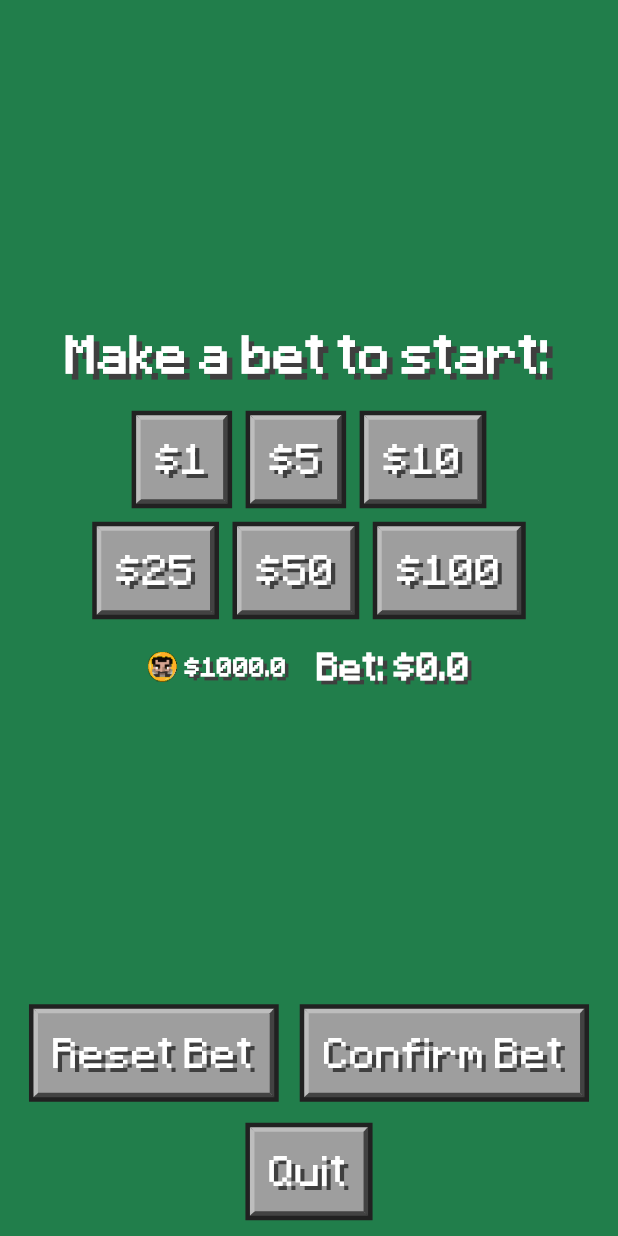
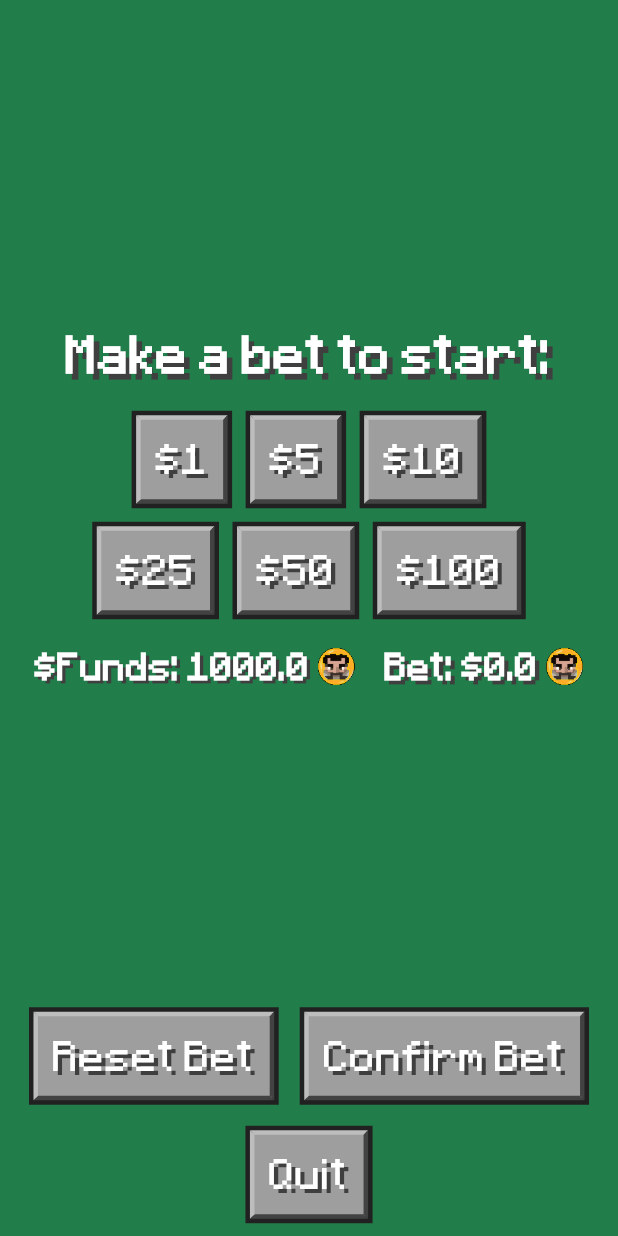
Before and after one commit to hdaren2/JackBlack, a Flutter app: the SinglePlayer screen opened directly, on a phone screen of 412 x 824 dp. Run offline on Flutter 3.47's test engine with Material 3 defaults, Android fonts, the phone set to English and light mode, and no system bars; our stand-ins replace supabase_flutter; missing offline and left inert: flutter_webrtc; accounts and stored records are empty.

```diff
--- a/jackblack/lib/single_player_game.dart
+++ b/jackblack/lib/single_player_game.dart
@@ -173,16 +173,11 @@ class _SinglePlayerState extends State<SinglePlayer> {
               children: [
                 Row(
                   children: [
-                    Image.asset(
-                      'assets/Screenshot 2025-04-23 at 4.03.13 PM-1.png.png',
-                      width: 20,
-                      height: 20,
-                    ),
-                    SizedBox(width: 5),
+
                     Text(
-                      "\$${player.funds}",
+                      "\$Funds: ${player.funds}",
                       style: TextStyle(
-                        fontSize: 14,
+                        fontSize: 20,
                         fontWeight: FontWeight.bold,
                         color: Colors.white,
                         fontFamily: 'Minecraft',
@@ -195,6 +190,12 @@ class _SinglePlayerState extends State<SinglePlayer> {
                         ],
                       ),
                     ),
+                    SizedBox(width: 5),
+                    Image.asset(
+                      'assets/Screenshot 2025-04-23 at 4.03.13 PM-1.png.png',
+                      width: 25,
+                      height: 25,
+                    ),
                   ],
                 ),
                 SizedBox(width: 20),
@@ -206,6 +207,13 @@ class _SinglePlayerState extends State<SinglePlayer> {
                   fontFamily: 'Minecraft',
                   shadows: [Shadow(offset: Offset(2.9,3.1), blurRadius: 0, color: Color.fromRGBO(63,63,63,1))]
                 ),
+
+                ),
+                SizedBox(width: 5),
+                Image.asset(
+                      'assets/Screenshot 2025-04-23 at 4.03.13 PM-1.png.png',
+                      width: 25,
+                      height: 25,
                     ),
               ],
             ),
@@ -220,7 +228,6 @@ class _SinglePlayerState extends State<SinglePlayer> {
           "Dealer",
           style: TextStyle(
             fontSize: 14,
-            fontWeight: FontWeight.bold,
             color: Colors.white,
             fontFamily: 'Minecraft',
             shadows: [
@@ -259,9 +266,9 @@ class _SinglePlayerState extends State<SinglePlayer> {
             cardWidth: 120.0,
           ),
         SizedBox(height: 25),
+        //players hands
         Text("Player",  style: TextStyle(
             fontSize: 14,
-            fontWeight: FontWeight.bold,
             color: Colors.white,
             fontFamily: 'Minecraft',
             shadows: [Shadow(offset:Offset(2.4, 2.4), blurRadius: 0, color: Color.fromRGBO(63, 63, 63, 1))]
@@ -274,6 +281,8 @@ class _SinglePlayerState extends State<SinglePlayer> {
             color: Color.fromRGBO(23, 107, 61, 1),
             borderRadius: BorderRadius.circular(12),
           ),
+
+          child: IntrinsicWidth(
             child: MultiHandCardRow(
               maxWidth: (MediaQuery.sizeOf(context).width - 12 * 2),
               Hands: player.hands.map((group) {
@@ -281,6 +290,7 @@ class _SinglePlayerState extends State<SinglePlayer> {
                   return PlayingCardWidget(card: card);
                 }).toList();
               }).toList(),
+            ),
           ),
         ),
         SizedBox(height: 10),
@@ -296,7 +306,6 @@ class _SinglePlayerState extends State<SinglePlayer> {
                     textAlign: TextAlign.center,
                     style: TextStyle(
                       fontSize: 14,
-                      fontWeight: FontWeight.bold,
                       color: Colors.white,
                       fontFamily: 'Minecraft',
                       shadows: [Shadow(offset: Offset(3, 2.7), blurRadius: 0, color: Color.fromRGBO(63, 63, 63, 1))]
@@ -319,7 +328,20 @@ class _SinglePlayerState extends State<SinglePlayer> {
       return Column(
         mainAxisAlignment: MainAxisAlignment.center,
         children: [
-          Text(_game.betMessage),
+          Text(_game.betMessage,
+            style: TextStyle(
+              fontSize: 18,
+              color: Colors.white,
+              fontFamily: 'Minecraft',
+              shadows: [
+                Shadow(
+                  offset: Offset(2.4, 2.4),
+                  blurRadius: 0,
+                  color: Color.fromRGBO(63, 63, 63, 1),
+                ),
+              ],
+            ),
+          ),
           SizedBox(height: 20),
           Row(
             mainAxisAlignment: MainAxisAlignment.center,
@@ -359,7 +381,6 @@ class _SinglePlayerState extends State<SinglePlayer> {
             "Leave game?",
             style: TextStyle(
               fontSize: 28,
-              fontWeight: FontWeight.bold,
               color: Colors.white,
               fontFamily: 'Minecraft',
               shadows: [
@@ -411,7 +432,7 @@ class _SinglePlayerState extends State<SinglePlayer> {
                     child: Text(player.hands[index ~/ 2].handResult,
                       textAlign: TextAlign.center,
                       style: TextStyle(
-                        fontSize: 15,
+                        fontSize: 24,
                         fontWeight: FontWeight.bold,
                         color: Colors.white,
                         fontFamily: 'Minecraft',
@@ -540,16 +561,10 @@ class _SinglePlayerState extends State<SinglePlayer> {
             children: [
               Row(
                 children: [
-                  Image.asset(
-                    'assets/Screenshot 2025-04-23 at 4.03.13 PM-1.png.png',
-                    width: 20,
-                    height: 20,
-                  ),
-                  SizedBox(width: 5),
                   Text(
-                    "\$${player.funds}",
+                    "\$Funds: ${player.funds}",
                     style: TextStyle(
-                      fontSize: 14,
+                      fontSize: 20,
                       fontWeight: FontWeight.bold,
                       color: Colors.white,
                       fontFamily: 'Minecraft',
@@ -579,9 +594,21 @@ class _SinglePlayerState extends State<SinglePlayer> {
                   ],
                 ),
               ),
-              Text(_game.roundOver ? "" : "Bet: \$${curHand.bet}",
+              SizedBox(width: 5),
+              Image.asset(
+                'assets/Screenshot 2025-04-23 at 4.03.13 PM-1.png.png',
+                width: 25,
+                height: 25,
+              ),
+            ],
+          ),
+        ),
+        SizedBox(width: 5),
+        Row(
+          children: [
+            Text(_game.roundOver ? "" : "Bet: ${curHand.bet}",
               style: TextStyle(
-                  fontSize: 14,
+                fontSize: 20,
                 fontWeight: FontWeight.bold,
                 color: Colors.white,
                 fontFamily: 'Minecraft',
@@ -594,8 +621,13 @@ class _SinglePlayerState extends State<SinglePlayer> {
                 ],
               ),
             ),
+            SizedBox(width: 5),
+            Image.asset(
+              'assets/Screenshot 2025-04-23 at 4.03.13 PM-1.png.png',
+              width: 25,
+              height: 25,
+            ),
           ],
-          ),
         ),
       ],
     );
```
Lines whose indentation alone changed are shown as unchanged.
